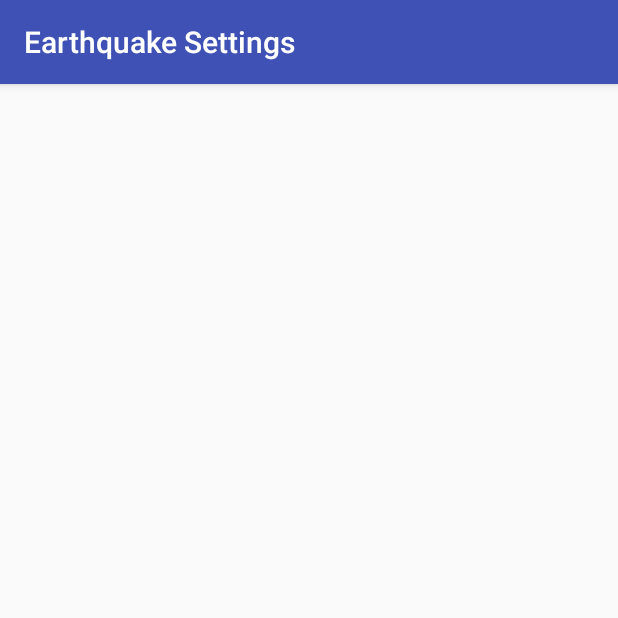
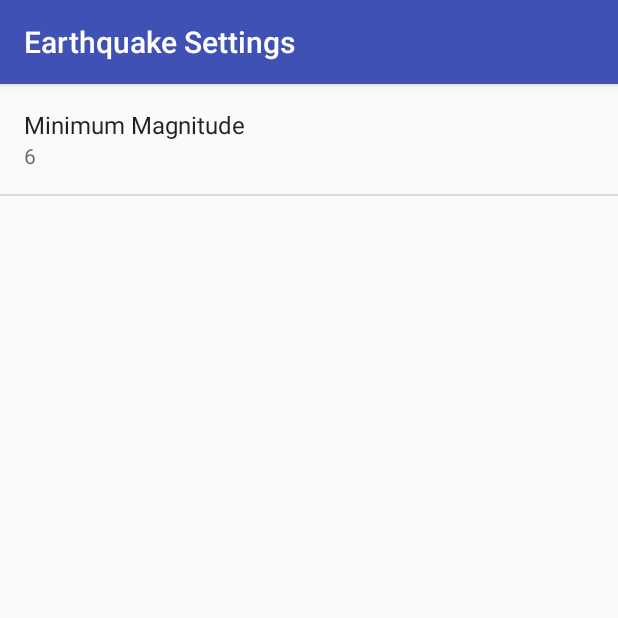
Before and after one commit to kartik-soni/Earthquake-Sensing-and-Reporting-App, an Android app: the screen it shows after launch (SettingsActivity), after a tap on "Settings", on a phone screen of 412 x 824 dp, the top half of it. Run offline under Robolectric (Android 15) with nearby library versions, the phone set to English and light mode, and no system bars.

Commit message:
URI generated acoording to users choice

```diff
--- a/app/src/main/java/com/example/kartik/earthquakesensor/MainActivity.java
+++ b/app/src/main/java/com/example/kartik/earthquakesensor/MainActivity.java
@@ -1,7 +1,9 @@
 package com.example.kartik.earthquakesensor;
 
 import android.content.Intent;
+import android.content.SharedPreferences;
 import android.net.Uri;
+import android.preference.PreferenceManager;
 import android.support.v7.app.AppCompatActivity;
 import android.os.Bundle;
 import android.view.Menu;
@@ -28,7 +30,8 @@ public class MainActivity extends AppCompatActivity implements LoaderCallbacks<L
 
     private TextView mEmptyStateTextView;
     private static final int EARTHQUAKE_LOADER_ID = 1;
-    private static final String USGS_REQUEST_URL ="https://earthquake.usgs.gov/fdsnws/event/1/query?format=geojson&eventtype=earthquake&orderby=time&minmag=6&limit=10";
+    private static final String USGS_REQUEST_URL = "https://earthquake.usgs.gov/fdsnws/event/1/query";
+    //private static final String USGS_REQUEST_URL ="https://earthquake.usgs.gov/fdsnws/event/1/query?format=geojson&eventtype=earthquake&orderby=time&minmag=6&limit=10";
     private EarthquakeAdapter mAdapter;
     @Override
     protected void onCreate(Bundle savedInstanceState) {
@@ -98,8 +101,20 @@ public class MainActivity extends AppCompatActivity implements LoaderCallbacks<L
 
     @Override
     public Loader<List<Earthquake>> onCreateLoader(int i, Bundle bundle) {
-        // Create a new loader for the given URL
-        return new EarthquakeLoader(this, USGS_REQUEST_URL);
+
+        SharedPreferences sharedPrefs = PreferenceManager.getDefaultSharedPreferences(this);
+        String minMagnitude = sharedPrefs.getString(
+                getString(R.string.settings_min_magnitude_key),
+                getString(R.string.settings_min_magnitude_default));
+        Uri baseUri = Uri.parse(USGS_REQUEST_URL);
+        Uri.Builder uriBuilder = baseUri.buildUpon();
+
+        uriBuilder.appendQueryParameter("format", "geojson");
+        uriBuilder.appendQueryParameter("limit", "10");
+        uriBuilder.appendQueryParameter("minmag", minMagnitude);
+        uriBuilder.appendQueryParameter("orderby", "time");
+
+        return new EarthquakeLoader(this, uriBuilder.toString());
     }
 
     @Override
--- a/app/src/main/java/com/example/kartik/earthquakesensor/SettingsActivity.java
+++ b/app/src/main/java/com/example/kartik/earthquakesensor/SettingsActivity.java
@@ -4,11 +4,12 @@ package com.example.kartik.earthquakesensor;
  * Created by KARTIK on 3/6/2018.
  */
 
+import android.content.SharedPreferences;
 import android.os.Bundle;
+import android.preference.Preference;
 import android.preference.PreferenceFragment;
+import android.preference.PreferenceManager;
 import android.support.v7.app.AppCompatActivity;
-
-import com.example.kartik.earthquakesensor.R;
 
 public class SettingsActivity extends AppCompatActivity {
 
@@ -18,7 +19,29 @@ public class SettingsActivity extends AppCompatActivity {
         setContentView(R.layout.settings_activity);
     }
 
-    public static class EarthquakePreferenceFragment extends PreferenceFragment {
+    public static class EarthquakePreferenceFragment extends PreferenceFragment implements Preference.OnPreferenceChangeListener {
 
+        @Override
+        public void onCreate(Bundle savedInstanceState) {
+            super.onCreate(savedInstanceState);
+            addPreferencesFromResource(R.xml.settings_main);
+
+            Preference minMagnitude = findPreference(getString(R.string.settings_min_magnitude_key));
+            bindPreferenceSummaryToValue(minMagnitude);
+        }
+
+        @Override
+        public boolean onPreferenceChange(Preference preference, Object value) {
+            String stringValue = value.toString();
+            preference.setSummary(stringValue);
+            return true;
+        }
+
+        private void bindPreferenceSummaryToValue(Preference preference) {
+            preference.setOnPreferenceChangeListener(this);
+            SharedPreferences preferences = PreferenceManager.getDefaultSharedPreferences(preference.getContext());
+            String preferenceString = preferences.getString(preference.getKey(), "");
+            onPreferenceChange(preference, preferenceString);
+        }
     }
 }
--- a/app/src/main/res/values/strings.xml
+++ b/app/src/main/res/values/strings.xml
@@ -11,4 +11,16 @@
     <string name="settings_min_magnitude_label">Minimum Magnitude</string>
     <string name="settings_min_magnitude_key" translatable="false">min_magnitude</string>
     <string name="settings_min_magnitude_default" translatable="false">6</string>
+    <!-- Strings For Order-By Preference [CHAR LIMIT=30] -->
+    <string name="settings_order_by_label">Order By</string>
+    <string name="settings_order_by_key" translatable="false">order_by</string>
+    <string name="settings_order_by_default" translatable="false">@string/settings_order_by_magnitude_value</string>
+
+    <!-- Label for order-by magnitude option [CHAR LIMIT=20] -->
+    <string name="settings_order_by_magnitude_label">Magnitude</string>
+    <string name="settings_order_by_magnitude_value" translatable="false">magnitude</string>
+
+    <!-- Label for order-by most recent option [CHAR LIMIT=20] -->
+    <string name="settings_order_by_most_recent_label">Most Recent</string>
+    <string name="settings_order_by_most_recent_value" translatable="false">time</string>
 </resources>
--- /dev/null
+++ b/app/src/main/res/xml/settings_main.xml
@@ -0,0 +1,12 @@
+<PreferenceScreen
+    xmlns:android="http://schemas.android.com/apk/res/android"
+    android:title="@string/settings_title">
+
+    <EditTextPreference
+        android:defaultValue="@string/settings_min_magnitude_default"
+        android:inputType="numberDecimal"
+        android:key="@string/settings_min_magnitude_key"
+        android:selectAllOnFocus="true"
+        android:title="@string/settings_min_magnitude_label" />
+
+</PreferenceScreen>
```
